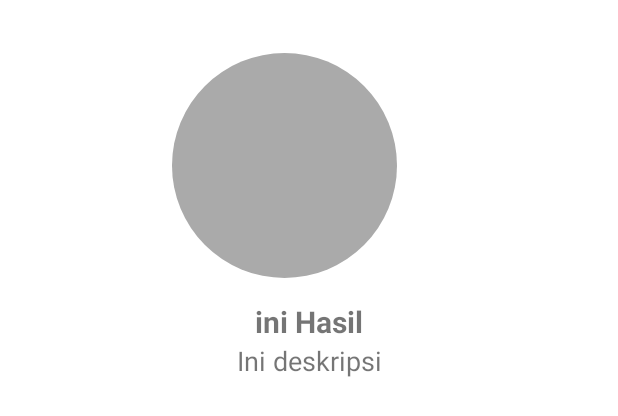
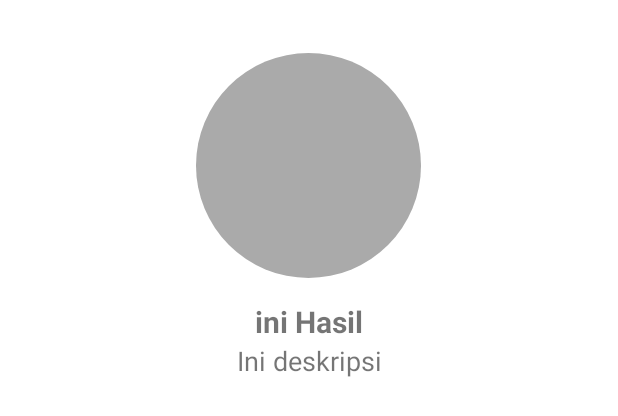
Before and after one commit to robbyardha/medicine_app, an Android app: the layout activity_detail.xml on its own in the app's theme, with its tools: preview values and no code run, on a phone screen of 412 x 824 dp. Shown: the top 416 px of the screen. Run offline under Robolectric (Android 15) with nearby library versions, the phone set to English and light mode, and no system bars.

```diff
--- a/app/src/main/res/layout/activity_detail.xml
+++ b/app/src/main/res/layout/activity_detail.xml
@@ -13,8 +13,6 @@
         android:layout_height="150dp"
         android:layout_gravity="center"
         android:layout_marginTop="35dp"
-        android:layout_marginEnd="@dimen/activity_horizontal_margin"
-        android:layout_marginRight="@dimen/activity_horizontal_margin"
         tools:src="@android:color/darker_gray" />
 
     <TextView
```
Also changed, not shown: app/src/main/java/com/ardhacodes/medicine_app/Detail.kt (+7 -6 lines), app/src/main/java/com/ardhacodes/medicine_app/ListMedAdapter.kt (+6 -6 lines).
